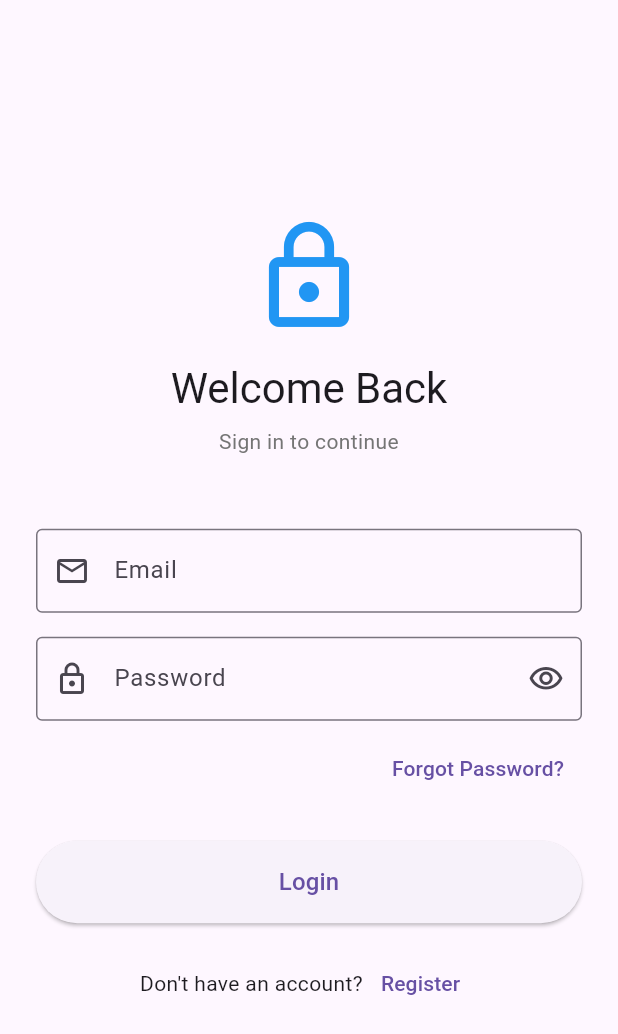
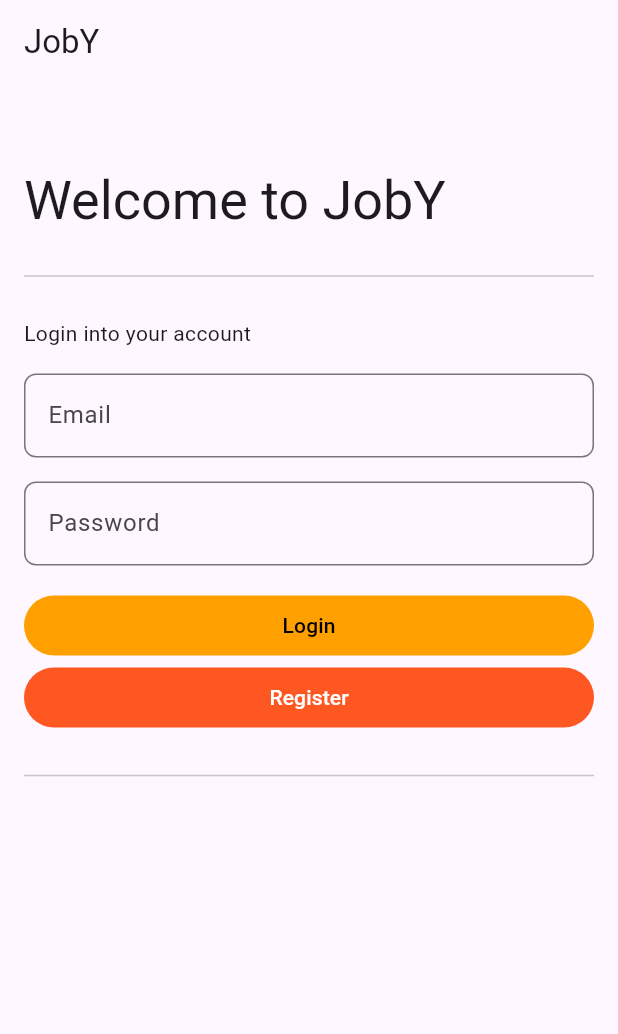
Before and after one commit to platon1721/JobY, a Flutter app: the screen it shows after launch, on a phone screen of 412 x 824 dp. Shown: the top 1034 px of the screen. Run offline on Flutter 3.47's test engine with Material 3 defaults, Android fonts, the phone set to English and light mode, and no system bars; our stand-ins replace cloud_firestore, dartz, equatable, firebase_auth, firebase_core, flutter_riverpod and 4 more; accounts and stored records are empty; generated files the repository leaves out were written again.

Commit message:
login and register views added

```diff
--- a/lib/features/auth/presentation/views/login_view.dart
+++ b/lib/features/auth/presentation/views/login_view.dart
@@ -1,7 +1,12 @@
 import 'package:flutter/material.dart';
 import 'package:flutter_riverpod/flutter_riverpod.dart';
+import 'package:go_router/go_router.dart';
+import 'package:joby/core/utils/validators/validators.dart';
 import 'package:joby/features/auth/presentation/controllers/auth_controller.dart';
 import 'package:joby/features/auth/presentation/controllers/auth_state.dart';
+import 'package:joby/features/auth/presentation/widgets/divider_with_margins.dart';
+import 'package:joby/theme/app_colors.dart';
+import 'package:joby/theme/app_strings.dart';
 
 class LoginView extends ConsumerStatefulWidget {
   const LoginView({super.key});
@@ -41,7 +46,7 @@ class _LoginViewState extends ConsumerState<LoginView> {
       next.maybeWhen(
         authenticated: (user) {
           // Navigate to home screen
-          Navigator.of(context).pushReplacementNamed('/home');
+          context.go('/home');
         },
         error: (message) {
           // Show error dialog
@@ -57,144 +62,228 @@ class _LoginViewState extends ConsumerState<LoginView> {
     });
 
     return Scaffold(
-      body: SafeArea(
-        child: Center(
+        appBar: AppBar(
+          title: const Text(AppStrings.appTitle),
+        ),
+        body: Padding(
+          padding: const EdgeInsets.all(16.0),
           child: SingleChildScrollView(
-            padding: const EdgeInsets.all(24.0),
             child: Form(
               key: _formKey,
               child: Column(
-                mainAxisAlignment: MainAxisAlignment.center,
                   crossAxisAlignment: CrossAxisAlignment.stretch,
                   children: [
-                  // Logo/Title
-                  const Icon(
-                    Icons.lock_outline,
-                    size: 80,
-                    color: Colors.blue,
+                    // Header
+                    const SizedBox(height: 40),
+                    Text(
+                      "Welcome to JobY",
+                      style: Theme
+                          .of(context)
+                          .textTheme
+                          .displaySmall,
+                    ),
+                    const  DividerWithMargins(20),
+                    // Subheader
+                    Text(
+                      "Login into your account",
+                      style: Theme
+                          .of(context)
+                          .
+                      textTheme
+                          .
+                      bodyMedium
+                          ?.copyWith(height: 1.5
+                      ),
                     ),
                     const SizedBox(height: 16),
-                  Text(
-                    'Welcome Back',
-                    style: Theme.of(context).textTheme.headlineMedium,
-                    textAlign: TextAlign.center,
-                  ),
-                  const SizedBox(height: 8),
-                  Text(
-                    'Sign in to continue',
-                    style: Theme.of(context).textTheme.bodyMedium?.copyWith(
-                          color: Colors.grey[600],
-                        ),
-                    textAlign: TextAlign.center,
-                  ),
-                  const SizedBox(height: 48),
-
-                  // Email field
                     TextFormField(
                       controller: _emailController,
+                      decoration: const InputDecoration(
+                        labelText: "Email",
+                        border: OutlineInputBorder(
+                          borderRadius: BorderRadius.all(Radius.circular(8.0)),
+                        ),
+                      ),
                       keyboardType: TextInputType.emailAddress,
-                    decoration: const InputDecoration(
-                      labelText: 'Email',
-                      hintText: 'Enter your email',
-                      prefixIcon: Icon(Icons.email_outlined),
-                      border: OutlineInputBorder(),
-                    ),
-                    validator: (value) {
-                      if (value == null || value.isEmpty) {
-                        return 'Please enter your email';
-                      }
-                      if (!value.contains('@')) {
-                        return 'Please enter a valid email';
-                      }
-                      return null;
-                    },
+                      validator: validateEmail,
                     ),
                     const SizedBox(height: 16),
-
-                  // Password field
                     TextFormField(
                       controller: _passwordController,
+                      decoration: const InputDecoration(
+                        labelText: "Password",
+                        border: OutlineInputBorder(
+                          borderRadius: BorderRadius.all(Radius.circular(8.0)),
+                        ),
+                      ),
                       obscureText: _obscurePassword,
-                    decoration: InputDecoration(
-                      labelText: 'Password',
-                      hintText: 'Enter your password',
-                      prefixIcon: const Icon(Icons.lock_outlined),
-                      suffixIcon: IconButton(
-                        icon: Icon(
-                          _obscurePassword
-                              ? Icons.visibility_outlined
-                              : Icons.visibility_off_outlined,
+                      validator: validatePassword,
+                    ),
+                    const SizedBox(height: 16),
+                    TextButton(
+                      style: TextButton.styleFrom(
+                        backgroundColor: AppColors.primaryColor,
+                        foregroundColor: AppColors.loginButtonTextColor,
+                      ),
+                      onPressed: _attemptLogin,
+                      child: const Text("Login"),
+                    ),
+                    TextButton(
+                      style: TextButton.styleFrom(
+                        backgroundColor: AppColors.secondaryColor,
+                        foregroundColor: AppColors.loginButtonTextColor,
                       ),
                       onPressed: () {
-                          setState(() {
-                            _obscurePassword = !_obscurePassword;
-                          });
+                        print("Register");
+                        context.push('/register');
                       },
+                      child: const Text("Register", style: TextStyle(color: Colors.white),),
                     ),
-                      border: const OutlineInputBorder(),
-                    ),
-                    validator: (value) {
-                      if (value == null || value.isEmpty) {
-                        return 'Please enter your password';
-                      }
-                      if (value.length < 6) {
-                        return 'Password must be at least 6 characters';
-                      }
-                      return null;
-                    },
-                  ),
-                  const SizedBox(height: 8),
-
-                  // Forgot password
-                  Align(
-                    alignment: Alignment.centerRight,
-                    child: TextButton(
-                      onPressed: () {
-                        // Navigate to forgot password screen
-                        Navigator.of(context).pushNamed('/forgot-password');
-                      },
-                      child: const Text('Forgot Password?'),
-                    ),
-                  ),
-                  const SizedBox(height: 24),
-
-                  // Login button
-                  authState.maybeWhen(
-                    loading: () => const Center(
-                      child: CircularProgressIndicator(),
-                    ),
-                    orElse: () => ElevatedButton(
-                      onPressed: _attemptLogin,
-                      style: ElevatedButton.styleFrom(
-                        padding: const EdgeInsets.symmetric(vertical: 16),
-                      ),
-                      child: const Text(
-                        'Login',
-                        style: TextStyle(fontSize: 16),
+                    const DividerWithMargins(20),
+                  ]
               ),
             ),
           ),
-                  const SizedBox(height: 16),
-
-                  // Register link
-                  Row(
-                    mainAxisAlignment: MainAxisAlignment.center,
-                    children: [
-                      const Text("Don't have an account?"),
-                      TextButton(
-                        onPressed: () {
-                          Navigator.of(context).pushNamed('/register');
-                        },
-                        child: const Text('Register'),
-                      ),
-                    ],
-                  ),
-                ],
-              ),
-            ),
-          ),
-        ),
-      ),
-    );
+        ));
+    // return Scaffold(
+    //   body: SafeArea(
+    //     child: Center(
+    //       child: SingleChildScrollView(
+    //         padding: const EdgeInsets.all(24.0),
+    //         child: Form(
+    //           key: _formKey,
+    //           child: Column(
+    //             mainAxisAlignment: MainAxisAlignment.center,
+    //             crossAxisAlignment: CrossAxisAlignment.stretch,
+    //             children: [
+    //               // Logo/Title
+    //               const Icon(
+    //                 Icons.lock_outline,
+    //                 size: 80,
+    //                 color: Colors.blue,
+    //               ),
+    //               const SizedBox(height: 16),
+    //               Text(
+    //                 'Welcome Back',
+    //                 style: Theme.of(context).textTheme.headlineMedium,
+    //                 textAlign: TextAlign.center,
+    //               ),
+    //               const SizedBox(height: 8),
+    //               Text(
+    //                 'Sign in to continue',
+    //                 style: Theme.of(context).textTheme.bodyMedium?.copyWith(
+    //                       color: Colors.grey[600],
+    //                     ),
+    //                 textAlign: TextAlign.center,
+    //               ),
+    //               const SizedBox(height: 48),
+    //
+    //               // Email field
+    //               TextFormField(
+    //                 controller: _emailController,
+    //                 keyboardType: TextInputType.emailAddress,
+    //                 decoration: const InputDecoration(
+    //                   labelText: 'Email',
+    //                   hintText: 'Enter your email',
+    //                   prefixIcon: Icon(Icons.email_outlined),
+    //                   border: OutlineInputBorder(),
+    //                 ),
+    //                 validator: (value) {
+    //                   if (value == null || value.isEmpty) {
+    //                     return 'Please enter your email';
+    //                   }
+    //                   if (!value.contains('@')) {
+    //                     return 'Please enter a valid email';
+    //                   }
+    //                   return null;
+    //                 },
+    //               ),
+    //               const SizedBox(height: 16),
+    //
+    //               // Password field
+    //               TextFormField(
+    //                 controller: _passwordController,
+    //                 obscureText: _obscurePassword,
+    //                 decoration: InputDecoration(
+    //                   labelText: 'Password',
+    //                   hintText: 'Enter your password',
+    //                   prefixIcon: const Icon(Icons.lock_outlined),
+    //                   suffixIcon: IconButton(
+    //                     icon: Icon(
+    //                       _obscurePassword
+    //                           ? Icons.visibility_outlined
+    //                           : Icons.visibility_off_outlined,
+    //                     ),
+    //                     onPressed: () {
+    //                       setState(() {
+    //                         _obscurePassword = !_obscurePassword;
+    //                       });
+    //                     },
+    //                   ),
+    //                   border: const OutlineInputBorder(),
+    //                 ),
+    //                 validator: (value) {
+    //                   if (value == null || value.isEmpty) {
+    //                     return 'Please enter your password';
+    //                   }
+    //                   if (value.length < 6) {
+    //                     return 'Password must be at least 6 characters';
+    //                   }
+    //                   return null;
+    //                 },
+    //               ),
+    //               const SizedBox(height: 8),
+    //
+    //               // Forgot password
+    //               Align(
+    //                 alignment: Alignment.centerRight,
+    //                 child: TextButton(
+    //                   onPressed: () {
+    //                     // Navigate to forgot password screen
+    //                     Navigator.of(context).pushNamed('/forgot-password');
+    //                   },
+    //                   child: const Text('Forgot Password?'),
+    //                 ),
+    //               ),
+    //               const SizedBox(height: 24),
+    //
+    //               // Login button
+    //               authState.maybeWhen(
+    //                 loading: () => const Center(
+    //                   child: CircularProgressIndicator(),
+    //                 ),
+    //                 orElse: () => ElevatedButton(
+    //                   onPressed: _attemptLogin,
+    //                   style: ElevatedButton.styleFrom(
+    //                     padding: const EdgeInsets.symmetric(vertical: 16),
+    //                   ),
+    //                   child: const Text(
+    //                     'Login',
+    //                     style: TextStyle(fontSize: 16),
+    //                   ),
+    //                 ),
+    //               ),
+    //               const SizedBox(height: 16),
+    //
+    //               // Register link
+    //               Row(
+    //                 mainAxisAlignment: MainAxisAlignment.center,
+    //                 children: [
+    //                   const Text("Don't have an account?"),
+    //                   TextButton(
+    //                     onPressed: () {
+    //                       Navigator.of(context).pushNamed('/register');
+    //                     },
+    //                     child: const Text('Register'),
+    //                   ),
+    //                 ],
+    //               ),
+    //             ],
+    //           ),
+    //         ),
+    //       ),
+    //     ),
+    //   ),
+    // );
   }
 }
--- a/lib/main.dart
+++ b/lib/main.dart
@@ -3,7 +3,7 @@ import 'package:flutter/material.dart';
 import 'package:flutter_riverpod/flutter_riverpod.dart';
 import 'package:joby/firebase_options.dart';
 import 'package:joby/router/router.dart';
-import 'package:joby/views/constants/app_strings.dart';
+import 'package:joby/theme/app_strings.dart';
 
 void main() async {
   WidgetsFlutterBinding.ensureInitialized();
--- a/lib/router/router.dart
+++ b/lib/router/router.dart
@@ -3,6 +3,7 @@ import 'package:go_router/go_router.dart';
 import 'package:joby/features/auth/presentation/controllers/auth_controller.dart';
 import 'package:joby/features/auth/presentation/controllers/auth_state.dart';
 import 'package:joby/features/auth/presentation/views/login_view.dart';
+import 'package:joby/features/auth/presentation/views/register_view.dart';
 import 'package:joby/views/main/main_view.dart';
 
 final routerProvider = Provider<GoRouter>((ref) {
@@ -21,22 +22,30 @@ final routerProvider = Provider<GoRouter>((ref) {
         name: 'home',
         builder: (context, state) => const MainView(),
       ),
+      GoRoute(
+        path: '/register',
+        name: 'register',
+        builder: (context, state) => const RegisterView(),
+      )
     ],
     redirect: (context, state) {
       final isAuthenticated = authState is AuthStateAuthenticated;
-      final isLoggingIn = state.matchedLocation == '/login';
+      final location = state.matchedLocation;
 
-      // Kui ei ole sisse logitud ja ei ole login lehel, suuna login lehele
-      if (!isAuthenticated && !isLoggingIn) {
-        return '/login';
+      if (isAuthenticated) {
+        if (location == '/login' || location == '/register') {
+          return '/home'; // Suuna home lehele kui on juba sisse logitud
+        }
+        return null;
       }
 
-      // Kui on sisse logitud ja on login lehel, suuna home lehele
-      if (isAuthenticated && isLoggingIn) {
-        return '/home';
+      if (!isAuthenticated) {
+        if (location == '/register') {
+          return null; // Jäta kasutaja register lehele
+        }
+        return '/login'; // Suuna login lehele kui pole sisse logitud
       }
 
-      // Muul juhul jää praegusel lehel
       return null;
     },
   );
--- a/lib/views/components/loading/loading_screen.dart
+++ b/lib/views/components/loading/loading_screen.dart
@@ -1,6 +1,6 @@
 import 'package:flutter/material.dart';
-import 'package:joby/views/constants/app_colors.dart';
-import 'package:joby/views/constants/app_strings.dart';
+import 'package:joby/theme/app_colors.dart';
+import 'package:joby/theme/app_strings.dart';
 import 'package:loading_animation_widget/loading_animation_widget.dart';
 
 class LoadingScreen {
```
Also changed, not shown: lib/core/utils/validators/validators.dart (renamed from lib/views/authentication/validators/validators.dart, +10 -0 lines), lib/features/auth/presentation/views/register_view.dart (added, +168 -0 lines), lib/views/authentication/login/login_view_old.dart (+4 -4 lines), lib/views/authentication/register/register_view.dart (+4 -4 lines), lib/features/auth/presentation/widgets/divider_with_margins.dart (renamed from lib/views/authentication/widgets/divider_with_margins.dart), lib/theme/app_colors.dart (renamed from lib/views/constants/app_colors.dart), lib/theme/app_strings.dart (renamed from lib/views/constants/app_strings.dart). Lines whose indentation alone changed are shown as unchanged.
